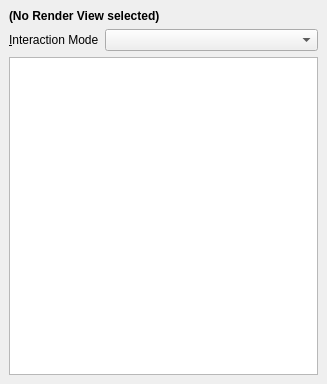
This is gui/widgets/RendererConfigWidget.ui in kateyy/geohazardvis as Qt 5 draws it before an edit. The edited form follows.
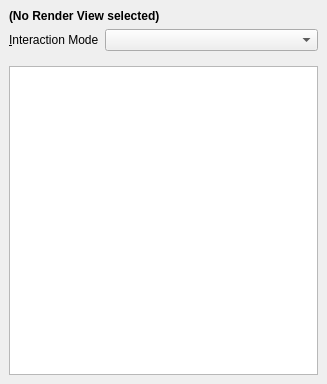
This is the edited form. Custom widgets are drawn as their Qt base class.

Commit message: hide renderer config widget: interaction mode combo if not applicable

What changed in the file:
```diff
--- a/gui/widgets/RendererConfigWidget.ui
+++ b/gui/widgets/RendererConfigWidget.ui
@@ -34,9 +34,6 @@
        <property name="rightMargin">
         <number>0</number>
        </property>
-       <property name="bottomMargin">
-        <number>0</number>
-       </property>
        <item row="0" column="0">
         <widget class="QLabel" name="label">
          <property name="text">
```
Left out of the diff: 4 changed lines with no effect on the pictures. The commit also changes 2 other files.
